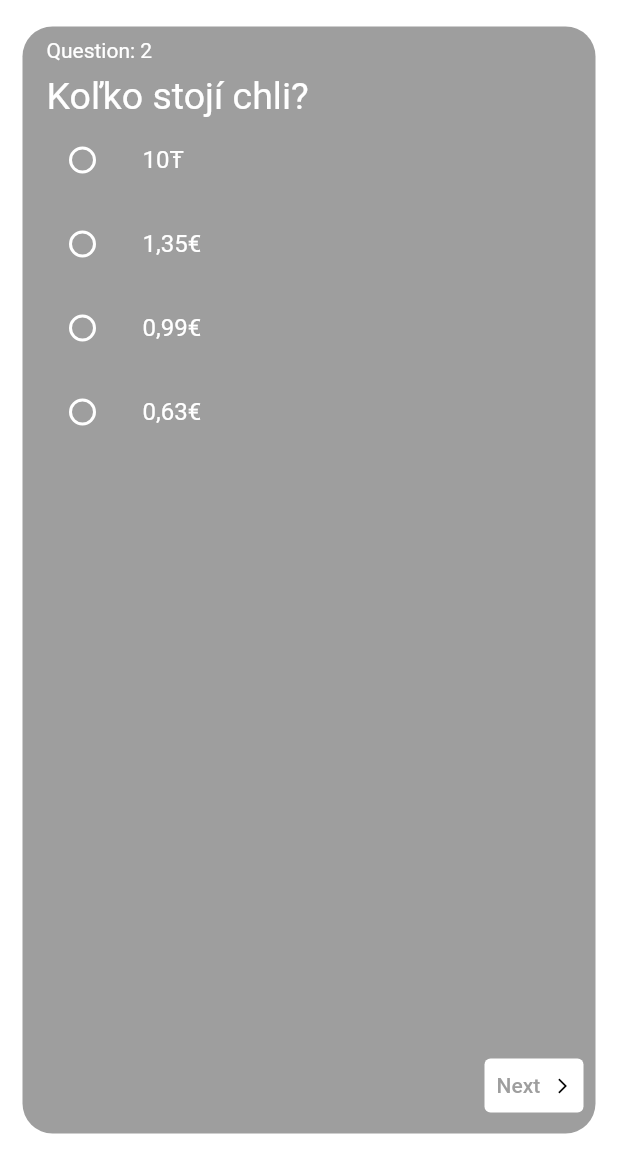
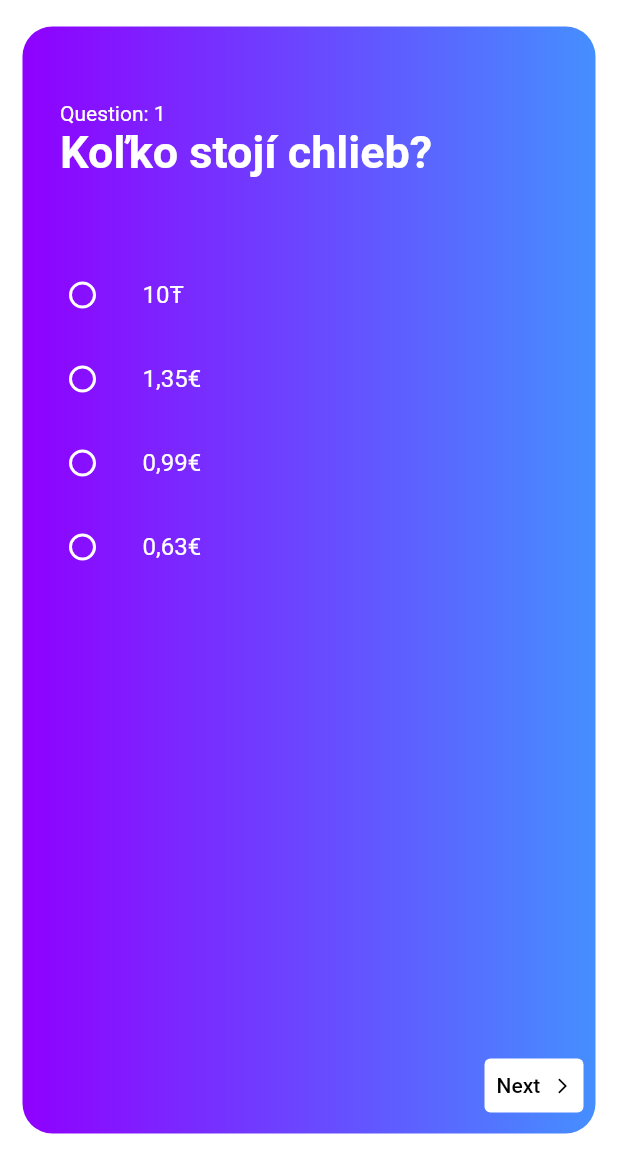
Before and after one commit to intension-software/hackkosice, a Flutter app: the QuizzesWidget screen opened by its route, after a tap on "Daily quiz", after a tap on "Next", on a phone screen of 412 x 824 dp, the part 80-1236 px from its top. Run offline on Flutter 3.47's test engine with Material 2 defaults, Android fonts, the phone set to English and light mode, and no system bars; accounts and stored records are empty; network calls fail; Roboto replaces fonts that are missing (Inter).

Commit message:
quiz and small ux changes

```diff
--- a/child_app/lib/widgets/Loading/Loading.dart
+++ b/child_app/lib/widgets/Loading/Loading.dart
@@ -16,7 +16,7 @@ class Loading extends StatefulWidget {
 }
 
 class LoadingState extends State<Loading> {
-  static const String apiUrl = "http://192.168.185.38:5000/api/v1";
+  static const String apiUrl = "http://10.0.4.164:5000/api/v1";
   bool finished = false;
   static late User user;
   static late List<Mission> missions = [];
--- a/child_app/lib/widgets/home/home.dart
+++ b/child_app/lib/widgets/home/home.dart
@@ -33,10 +33,10 @@ class _HomePageState extends State<HomePage> {
               tabs: [
                 Tab(child: Container(
                     margin: EdgeInsets.all(5),
-                    child: Image.asset("assets/money_emoji.png", ))),
+                    child: Text('Money', style: TextStyle(fontSize: 20)))),
                 Tab(child: Container(
                     margin: EdgeInsets.all(5),
-                    child: Image.asset("assets/piggy_bank_page.png", ))),
+                    child: Text('Piggy Bank', style: TextStyle(fontSize: 20)))),
               ],
             ),
             title: Text(widget.title,
--- a/child_app/lib/widgets/quizzes/quizWidget.dart
+++ b/child_app/lib/widgets/quizzes/quizWidget.dart
@@ -1,7 +1,9 @@
 import 'package:flutter/material.dart';
 
 class QuizWidget extends StatefulWidget {
-  QuizWidget({Key? key}) : super(key: key);
+  const QuizWidget({Key? key, required this.callback}) : super(key: key);
+
+  final callback;
   @override
   _QuizWidgetState createState() => _QuizWidgetState();
 }
@@ -10,6 +12,7 @@ class QuizWidget extends StatefulWidget {
 // Description: This class is the state of the quiz widget.
 class _QuizWidgetState extends State<QuizWidget> {
   int questionNumber = 0;
+  var answer = null;
 
   var quizzes = <String, List<String>>{
     "Koľko stojí chlieb?": ["10Ŧ", "1,35€", "0,99€", "0,63€"],
@@ -20,6 +23,15 @@ class _QuizWidgetState extends State<QuizWidget> {
   Widget build(BuildContext context) {
     return Container(
         decoration: BoxDecoration(
+            gradient: LinearGradient(
+              colors: [
+                Color(0xff8F00FF), Color(0xff458FFF)
+              ],
+              begin: const FractionalOffset(0.0, 0.0),
+              end: const FractionalOffset(1.0, 0.0),
+              stops: [0.0, 1.0],
+              tileMode: TileMode.clamp,
+            ),
           borderRadius: BorderRadius.circular(20),
           color: Colors.grey,
 
@@ -28,7 +40,7 @@ class _QuizWidgetState extends State<QuizWidget> {
 
         child: Column(children: [
           Padding(
-              padding: EdgeInsets.only(left: 16, top: 8),
+              padding: EdgeInsets.only(left: 25, top: 50),
               child: Align(
                   alignment: Alignment.centerLeft,
                   child: Text("Question: " + (questionNumber + 1).toString(),
@@ -39,11 +51,11 @@ class _QuizWidgetState extends State<QuizWidget> {
               itemBuilder: (context, index) {
                 return Column(children: [
                   Padding(
-                      padding: EdgeInsets.only(left: 16, top: 8),
+                      padding: EdgeInsets.only(left: 25, bottom: 50),
                       child: Align(
                           alignment: Alignment.centerLeft,
                           child: Text(quizzes.keys.elementAt(questionNumber),
-                            style: TextStyle(color: Colors.white, fontSize: 25),
+                            style: TextStyle(color: Colors.white, fontSize: 30, fontWeight: FontWeight.bold),
                             ))),
                   ListView.builder(
                       shrinkWrap: true,
@@ -55,10 +67,12 @@ class _QuizWidgetState extends State<QuizWidget> {
                             value: quizzes.values
                                 .elementAt(questionNumber)
                                 .elementAt(jndex),
-                            groupValue: false,
+                            groupValue: answer,
                             fillColor: MaterialStateProperty.all(Colors.white),
                             onChanged: (value) {
-                              setState(() {});
+                              setState(() {
+                                answer = value;
+                              });
                             },
                           ),
                           title: Text(
@@ -75,17 +89,25 @@ class _QuizWidgetState extends State<QuizWidget> {
                       alignment: Alignment.bottomRight,
                       child: TextButton(
                         style: TextButton.styleFrom(
-                           backgroundColor: Colors.white,),
+                           backgroundColor: Colors.white,
+                          ),
                         child:
                         Container(
                           width: 50,
                             child: Row(
                           mainAxisAlignment: MainAxisAlignment.spaceBetween,
                             children: [
-                              Text("Next"), Icon(Icons.arrow_forward_ios, color: Colors.black, size: 12 )])),
+                              Text("Next", style: TextStyle(color: Colors.black),), Icon(Icons.arrow_forward_ios, color: Colors.black, size: 12 )])),
                         onPressed: () {
                           setState(() {
-                            questionNumber++;
+                            if (answer != null){
+                              answer = null;
+                              if (questionNumber < quizzes.keys.length - 1) {
+                                questionNumber++;
+                              } else {
+                                widget.callback();
+                                questionNumber = 0;
+                              }}
                           });
                         },
                       ))))
--- a/child_app/lib/widgets/quizzes/quizzesWidget.dart
+++ b/child_app/lib/widgets/quizzes/quizzesWidget.dart
@@ -17,6 +17,11 @@ class QuizzesWidget extends StatefulWidget {
 class _QuizzesWidgetState extends State<QuizzesWidget> {
   bool solvingQuiz = false;
 
+  void endQuiz() {
+    setState(() {
+      solvingQuiz = false;
+    });
+  }
 
   @override
   Widget build(BuildContext context) {
@@ -105,8 +110,15 @@ class _QuizzesWidgetState extends State<QuizzesWidget> {
                       color: AppColors.grey
                   ),
                   ))),
+                  Container(
+                    margin: EdgeInsets.only(top: 50),
+                    child:
+                      Image.asset("assets/roadmap.png",
+                        opacity: AlwaysStoppedAnimation<double>(0.5),
+                      ),
+                  )
                 ]
-                  ) : QuizWidget()
+                  ) : QuizWidget(callback: endQuiz)
     );
   }
 }
--- a/child_app/lib/widgets/todos/missionsWidget.dart
+++ b/child_app/lib/widgets/todos/missionsWidget.dart
@@ -17,7 +17,6 @@ class _MissionsWidgetState extends State<MissionsWidget> {
   Widget build(BuildContext context) {
     return Scaffold(
         body: Container(
-            margin: EdgeInsets.only(top: 10),
             child: Column(
               children: <Widget>[
                 Expanded(
--- a/child_app/pubspec.yaml
+++ b/child_app/pubspec.yaml
@@ -60,6 +60,7 @@ flutter:
     - assets/piggy_bank_page.png
     - assets/money_emoji.png
     - assets/money.png
+    - assets/roadmap.png
 
   # The following line ensures that the Material Icons font is
   # included with your application, so that you can use the icons in
```
Also changed, not shown: child_app/lib/widgets/home/MoneyWidget.dart (+25 -13 lines), child_app/lib/widgets/home/PiggyBank.dart (+62 -9 lines), child_app/assets/roadmap.png (added).
